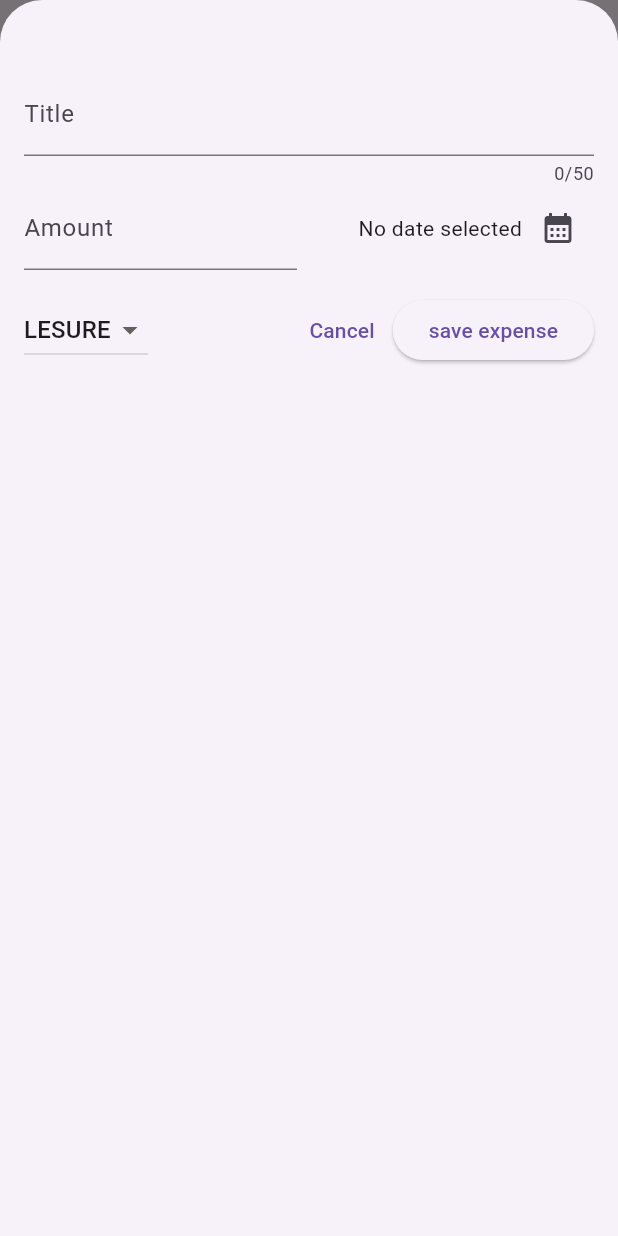
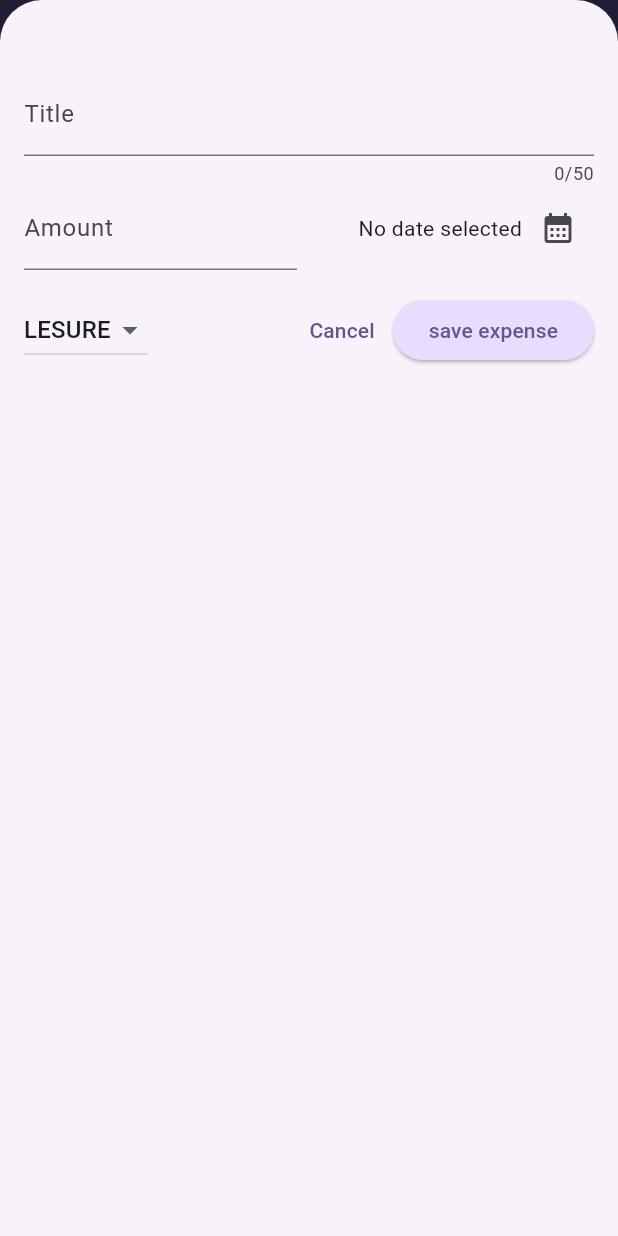
Before and after one commit to Ali-Rhayem/Expense_Tracker, a Flutter app: the screen it shows after launch, after a tap on the "add" icon, on a phone screen of 412 x 824 dp. Run offline on Flutter 3.47's test engine with Material 3 defaults, Android fonts, the phone set to English and light mode, and no system bars.

Commit message:
Enhance theme customization and add expense deletion feedback in Expenses widget

```diff
--- a/lib/main.dart
+++ b/lib/main.dart
@@ -1,10 +1,39 @@
 import 'package:flutter/material.dart';
 import 'package:expense_tracker/widgets/expenses.dart';
 
+var kColorScheme = ColorScheme.fromSeed(
+  seedColor: const Color.fromARGB(255, 96, 59, 181),
+);
 void main() {
   runApp(
     MaterialApp(
-      theme: ThemeData(useMaterial3: true),
+      theme: ThemeData().copyWith(
+        useMaterial3: true,
+        colorScheme: kColorScheme,
+        appBarTheme: const AppBarTheme().copyWith(
+          backgroundColor: kColorScheme.onPrimaryContainer,
+          foregroundColor: kColorScheme.primaryContainer,
+        ),
+        cardTheme: const CardTheme().copyWith(
+          color: kColorScheme.secondaryContainer,
+          margin: const EdgeInsets.symmetric(
+            horizontal: 16,
+            vertical: 8,
+          ),
+        ),
+        elevatedButtonTheme: ElevatedButtonThemeData(
+          style: ElevatedButton.styleFrom(
+            backgroundColor: kColorScheme.primaryContainer,
+          ),
+        ),
+        textTheme: ThemeData().textTheme.copyWith(
+              titleLarge: TextStyle(
+                fontWeight: FontWeight.normal,
+                color: kColorScheme.onSecondaryContainer,
+                fontSize: 14,
+              ),
+            ),
+      ),
       home: const Expenses(),
     ),
   );
```
Also changed, not shown: lib/widgets/expenses.dart (+18 -1 lines).
